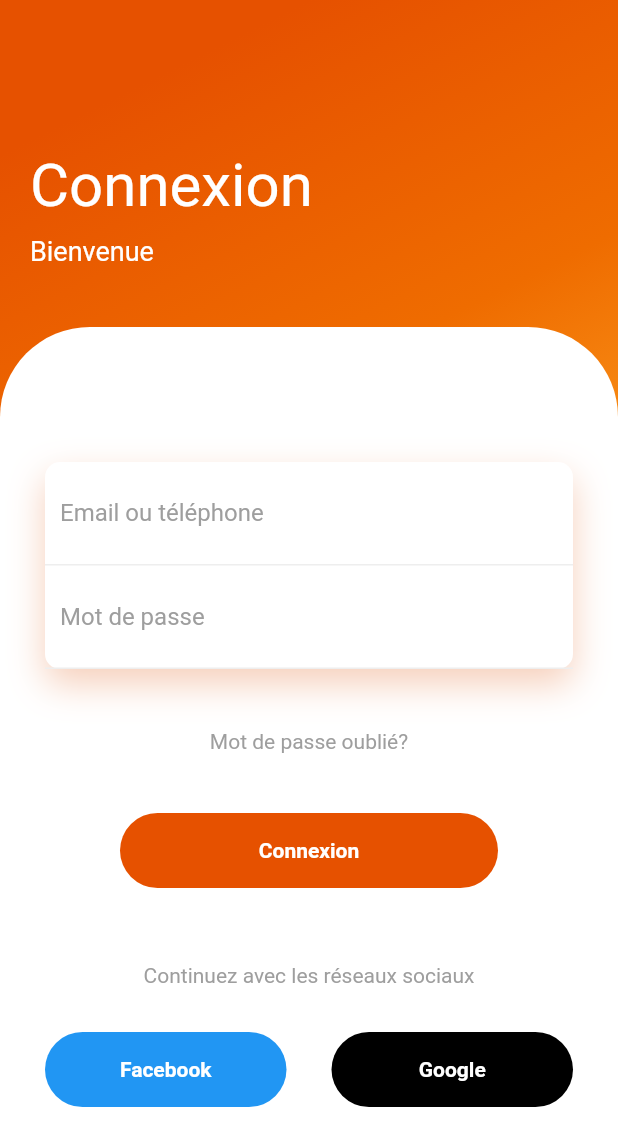
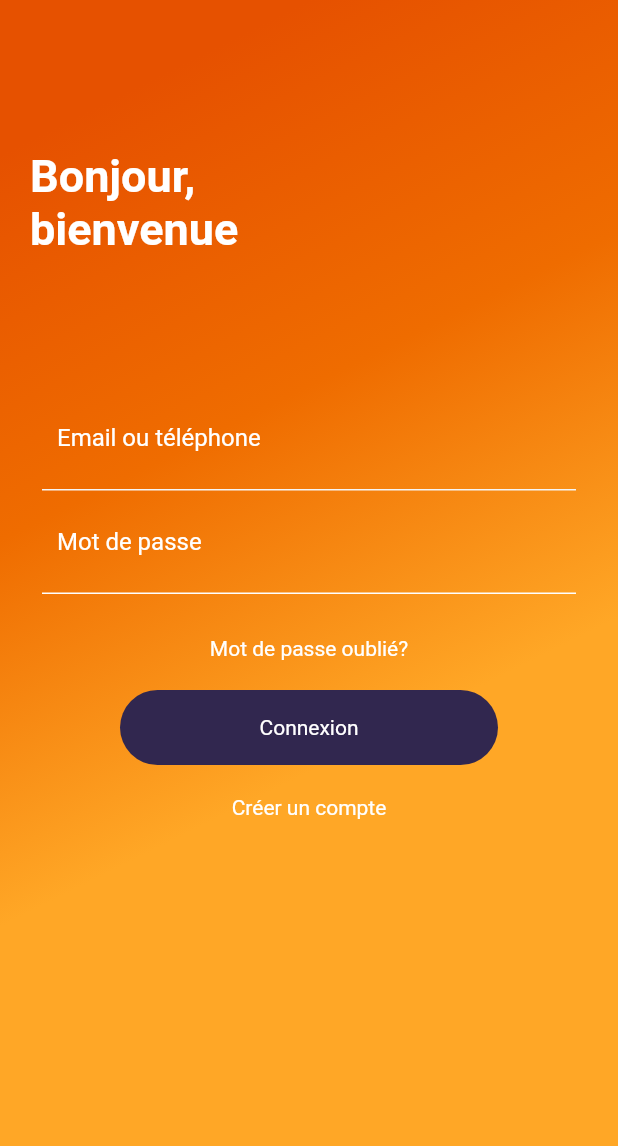
Before and after one commit to adrienmaloba/okablog, a Flutter app: the screen it shows after launch, on a phone screen of 412 x 824 dp. Shown: the top 1146 px of the screen. Run offline on Flutter 3.47's test engine with Material 2 defaults, Android fonts, the phone set to English and light mode, and no system bars; our stand-ins replace simple_animations.

Commit message:
[UI] Change login interface

```diff
--- a/lib/login.dart
+++ b/lib/login.dart
@@ -26,9 +26,8 @@ class _Login extends State<Login> {
   @override
   Widget build(BuildContext context) {
     return Scaffold(
+      resizeToAvoidBottomInset: false,
       body: Container(
-        width: double.infinity,
-        height: double.infinity,
         decoration: BoxDecoration(
             gradient: LinearGradient(
                 begin: Alignment.topCenter,
@@ -40,127 +39,128 @@ class _Login extends State<Login> {
             )
         ),
         child: Column(
-          crossAxisAlignment: CrossAxisAlignment.start,
           children: <Widget>[
-            SizedBox(height: 80,),
+            SizedBox(height: 100,),
             Padding(
-              padding: EdgeInsets.all(20),
+              padding: EdgeInsets.symmetric(horizontal: 20.0),
               child: Column(
                 crossAxisAlignment: CrossAxisAlignment.start,
                 children: <Widget>[
-                  FadeAnimation(1, Text("Connexion", style: TextStyle(color: Colors.white, fontSize: 40),)),
-                  SizedBox(height: 10,),
-                  FadeAnimation(1.3, Text("Bienvenue", style: TextStyle(color: Colors.white, fontSize: 18),)),
-                ],
+                  FadeAnimation(
+                    1,
+                    Text(
+                      "Bonjour, \nbienvenue",
+                      style: TextStyle(
+                        fontSize: 30,
+                        color: Colors.white,
+                        fontWeight: FontWeight.bold,
                       ),
                     ),
-            SizedBox(height: 20,),
-            Expanded(
-              child: Container(
+                  ),
+                  SizedBox(
+                    height: 80,
+                  ),
+                  FadeAnimation(
+                    1,
+                    Container(
+                      padding: EdgeInsets.all(8.0),
                       decoration: BoxDecoration(
-                    color: Colors.white,
-                    borderRadius: BorderRadius.only(topLeft: Radius.circular(60), topRight: Radius.circular(60))
-                ),
-                child: Padding(
-                  padding: EdgeInsets.all(30),
-                  child: Column(
-                    children: <Widget>[
-                      SizedBox(height: 60,),
-                      FadeAnimation(1.4, Container(
-                        decoration: BoxDecoration(
-                            color: Colors.white,
-                            borderRadius: BorderRadius.circular(10),
-                            boxShadow: [BoxShadow(
-                                color: Color.fromRGBO(225, 95, 27, .3),
-                                blurRadius: 20,
-                                offset: Offset(0, 10)
-                            )]
+                        borderRadius: BorderRadius.circular(10.0),
+                        color: Colors.transparent,
                       ),
                       child: Column(
                         children: <Widget>[
                           Container(
-                              padding: EdgeInsets.all(10),
+                            padding: EdgeInsets.all(10.0),
                             decoration: BoxDecoration(
-                                  border: Border(bottom: BorderSide(color: Colors.grey[200]))
+                              border: Border(
+                                bottom: BorderSide(
+                                  color: Colors.grey[100],
+                                ),
+                              ),
                             ),
                             child: TextField(
                               decoration: InputDecoration(
+                                border: InputBorder.none,
                                 hintText: "Email ou téléphone",
-                                    hintStyle: TextStyle(color: Colors.grey),
-                                    border: InputBorder.none
+                                hintStyle: TextStyle(color: Colors.white),
                               ),
                             ),
                           ),
                           Container(
-                              padding: EdgeInsets.all(10),
+                            padding: EdgeInsets.all(10.0),
                             decoration: BoxDecoration(
-                                  border: Border(bottom: BorderSide(color: Colors.grey[200]))
+                              border: Border(
+                                bottom: BorderSide(
+                                  color: Colors.white,
+                                ),
+                              ),
                             ),
                             child: TextField(
                               decoration: InputDecoration(
+                                  border: InputBorder.none,
                                   hintText: "Mot de passe",
-                                    hintStyle: TextStyle(color: Colors.grey),
-                                    border: InputBorder.none
+                                  hintStyle: TextStyle(color: Colors.white)),
+                            ),
+                          )
+                        ],
+                      ),
+                    ),
+                  ),
+                  SizedBox(
+                    height: 20.0,
+                  ),
+                  Center(
+                    child: FadeAnimation(
+                      1,
+                      Text(
+                        "Mot de passe oublié?",
+                        style: TextStyle(
+                          color: Colors.white,
+                        ),
+                      ),
+                    ),
+                  ),
+                  SizedBox(
+                    height: 20.0,
+                  ),
+                  FadeAnimation(
+                    1,
+                    Container(
+                      height: 50,
+                      margin: EdgeInsets.symmetric(horizontal: 60),
+                      decoration: BoxDecoration(
+                        borderRadius: BorderRadius.circular(50),
+                        color: Color.fromRGBO(49, 39, 79, 1),
+                      ),
+                      child: Center(
+                        child: Text(
+                          "Connexion",
+                          style: TextStyle(color: Colors.white),
+                        ),
+                      ),
+                    ),
+                  ),
+                  SizedBox(
+                    height: 20.0,
+                  ),
+                  FadeAnimation(
+                    1,
+                    Center(
+                      child: Text(
+                        "Créer un compte",
+                        style: TextStyle(
+                          color: Colors.white,
+                        ),
                       ),
                     ),
                   ),
                 ],
               ),
-                      )),
-                      SizedBox(height: 40,),
-                      FadeAnimation(1.5, Text("Mot de passe oublié?", style: TextStyle(color: Colors.grey),)),
-                      SizedBox(height: 40,),
-                      FadeAnimation(1.6, Container(
-                        height: 50,
-                        margin: EdgeInsets.symmetric(horizontal: 50),
-                        decoration: BoxDecoration(
-                            borderRadius: BorderRadius.circular(50),
-                            color: Colors.orange[900]
-                        ),
-                        child: Center(
-                          child: Text("Connexion", style: TextStyle(color: Colors.white, fontWeight: FontWeight.bold),),
-                        ),
-                      )),
-                      SizedBox(height: 50,),
-                      FadeAnimation(1.7, Text("Continuez avec les réseaux sociaux", style: TextStyle(color: Colors.grey),)),
-                      SizedBox(height: 30,),
-                      Row(
-                        children: <Widget>[
-                          Expanded(
-                            child: FadeAnimation(1.8, Container(
-                              height: 50,
-                              decoration: BoxDecoration(
-                                  borderRadius: BorderRadius.circular(50),
-                                  color: Colors.blue
-                              ),
-                              child: Center(
-                                child: Text("Facebook", style: TextStyle(color: Colors.white, fontWeight: FontWeight.bold),),
-                              ),
-                            )),
-                          ),
-                          SizedBox(width: 30,),
-                          Expanded(
-                            child: FadeAnimation(1.9, Container(
-                              height: 50,
-                              decoration: BoxDecoration(
-                                  borderRadius: BorderRadius.circular(50),
-                                  color: Colors.black
-                              ),
-                              child: Center(
-                                child: Text("Google", style: TextStyle(color: Colors.white, fontWeight: FontWeight.bold),),
-                              ),
-                            )),
-                          )
-                        ],
             )
           ],
         ),
-                ),
-              ),
       )
-          ],
-        ),
-      ),
     );
   }
 }
```
Also changed, not shown: lib/Animation/FadeAnimation.dart (+3 -4 lines). Lines whose indentation alone changed are shown as unchanged.
